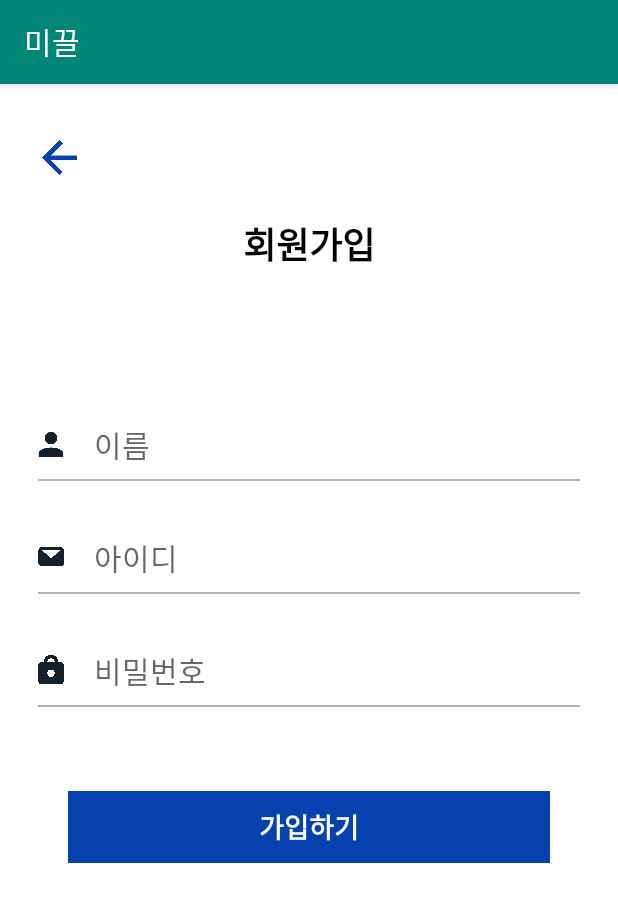
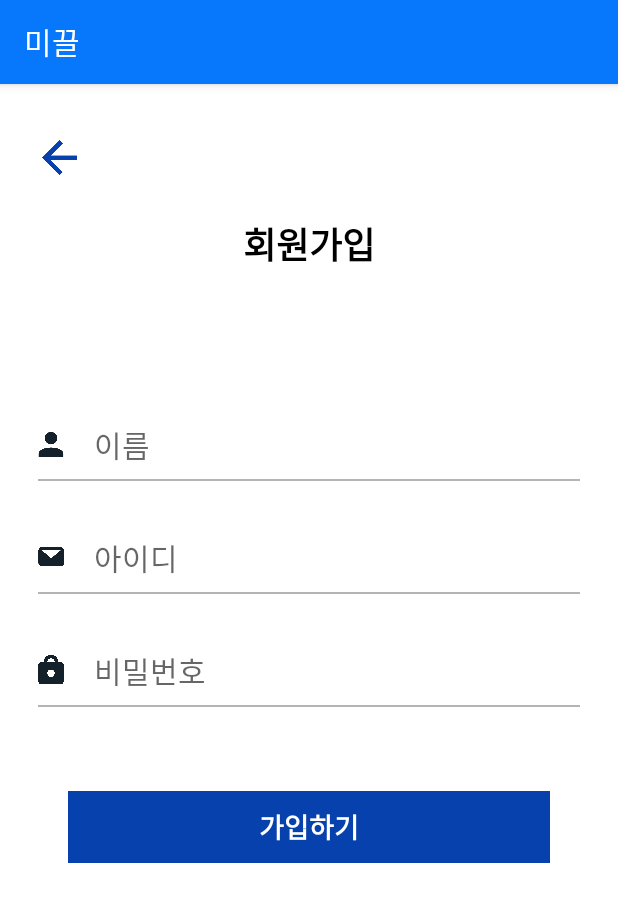
Before and after one commit to JoonSCode/mikkeul, an Android app: the screen it shows after launch (SignUpActivity), after a tap on "회원가입", on a phone screen of 412 x 824 dp. Shown: the top 902 px of the screen. Run offline under Robolectric (Android 15) with nearby library versions, the phone set to English and light mode, and no system bars.

Commit message:
mainactivity 수정

```diff
--- a/app/src/main/res/drawable/splash.xml
+++ b/app/src/main/res/drawable/splash.xml
@@ -1,9 +1,9 @@
 <?xml version="1.0" encoding="utf-8"?>
 <layer-list xmlns:android="http://schemas.android.com/apk/res/android" android:opacity="opaque">
 
-    <item android:drawable="@android:color/white" />
+    <item android:drawable="@color/colorPrimaryDark" />
     <item
-        android:drawable="@drawable/logo"
+        android:drawable="@drawable/splashlogo"
         android:gravity="center" />
 
 </layer-list>
--- a/app/src/main/res/values/colors.xml
+++ b/app/src/main/res/values/colors.xml
@@ -1,6 +1,6 @@
 <?xml version="1.0" encoding="utf-8"?>
 <resources>
-    <color name="colorPrimary">#008577</color>
-    <color name="colorPrimaryDark">#00574B</color>
+    <color name="colorPrimary">#0777fb</color>
+    <color name="colorPrimaryDark">#2a3a54</color>
     <color name="colorAccent">#D81B60</color>
 </resources>
```
Also changed, not shown: app/src/main/res/drawable/splashlogo.PNG (added).
